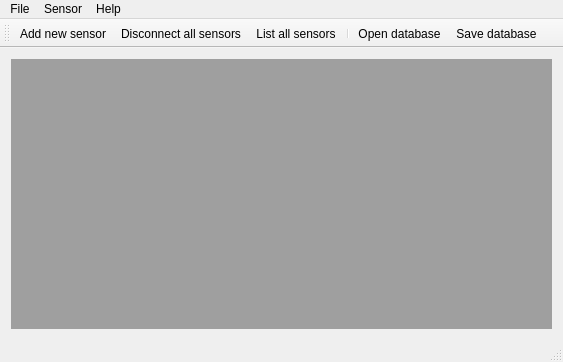
First picture: the form in Isens/ISense/isense.ui, repository nanobrain/Isens, before the edit.
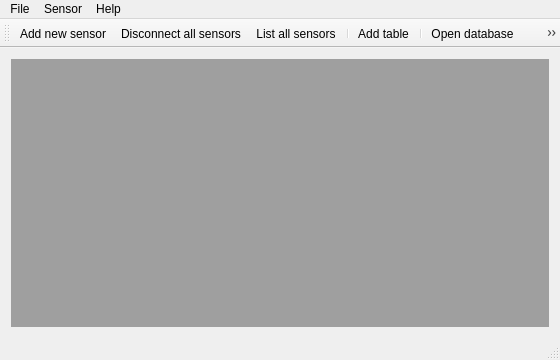
Second picture: the form after the edit. Icons and pictures are not drawn.

Commit message:
Added: - Model for SensorsTableView
Changed:
- Logic of adding sensors to view

Fixed:
- Some random fixes

```diff
--- a/Isens/ISense/isense.ui
+++ b/Isens/ISense/isense.ui
@@ -6,10 +6,22 @@
    <rect>
     <x>0</x>
     <y>0</y>
-    <width>563</width>
-    <height>362</height>
+    <width>560</width>
+    <height>360</height>
    </rect>
   </property>
+  <property name="sizePolicy">
+   <sizepolicy hsizetype="MinimumExpanding" vsizetype="MinimumExpanding">
+    <horstretch>0</horstretch>
+    <verstretch>0</verstretch>
+   </sizepolicy>
+  </property>
+  <property name="minimumSize">
+   <size>
+    <width>560</width>
+    <height>360</height>
+   </size>
+  </property>
   <property name="windowTitle">
    <string>ISense</string>
   </property>
@@ -25,7 +37,7 @@
     <rect>
      <x>0</x>
      <y>0</y>
-     <width>563</width>
+     <width>560</width>
      <height>21</height>
     </rect>
    </property>
@@ -74,8 +86,11 @@
    <addaction name="actionDisconnect_all_sensors"/>
    <addaction name="actionList_all_sensors"/>
    <addaction name="separator"/>
+   <addaction name="actionAdd_table"/>
+   <addaction name="separator"/>
    <addaction name="actionOpen_database"/>
    <addaction name="actionSave_database"/>
+   <addaction name="separator"/>
   </widget>
   <widget class="QStatusBar" name="statusBar"/>
   <action name="actionConnect">
@@ -142,6 +157,18 @@
     <string>Save database</string>
    </property>
   </action>
+  <action name="actionAdd_table">
+   <property name="icon">
+    <iconset resource="icons.qrc">
+     <normaloff>:/Icons/Icons/TableResults.png</normaloff>:/Icons/Icons/TableResults.png</iconset>
+   </property>
+   <property name="text">
+    <string>Add table</string>
+   </property>
+   <property name="toolTip">
+    <string>Add table and select sensors to show in it</string>
+   </property>
+  </action>
  </widget>
  <layoutdefault spacing="6" margin="11"/>
  <resources>
```
Left out of the diff: 2 changed lines with no effect on the pictures. The commit also changes 11 other files.
